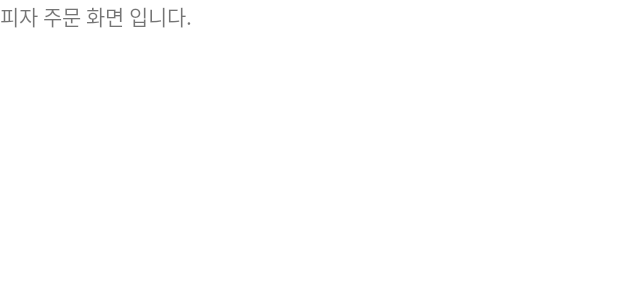
After one commit to LycanJin/OrderApp_20220518, an Android app: the layout fragment_pizza_order.xml on its own in the app's theme, with its tools: preview values and no code run, on a phone screen of 412 x 824 dp. The commit adds this screen. Shown: the top 300 px of the screen. Run offline under Robolectric (Android 15) with nearby library versions, the phone set to English and light mode, and no system bars.

Commit message:
Jin 1. 탭레이아웃, fragment 작업 처리

```diff
--- /dev/null
+++ b/app/src/main/res/layout/fragment_pizza_order.xml
@@ -0,0 +1,12 @@
+<?xml version="1.0" encoding="utf-8"?>
+<LinearLayout xmlns:android="http://schemas.android.com/apk/res/android"
+    android:orientation="vertical"
+    android:layout_width="match_parent"
+    android:layout_height="match_parent">
+
+    <TextView
+        android:layout_width="wrap_content"
+        android:layout_height="wrap_content"
+        android:text="피자 주문 화면 입니다." />
+
+</LinearLayout>
```
Also changed, not shown: app/src/main/java/com/asianaidt/edu/orderapp_20220518/fragments/MyProfileFragment.kt (added, +25 -0 lines), app/src/main/java/com/asianaidt/edu/orderapp_20220518/fragments/PizzaOrderFragment.kt (added, +25 -0 lines), app/src/main/res/layout/activity_main.xml (+10 -0 lines), app/src/main/res/layout/fragment_my_profile.xml (added, +12 -0 lines).
